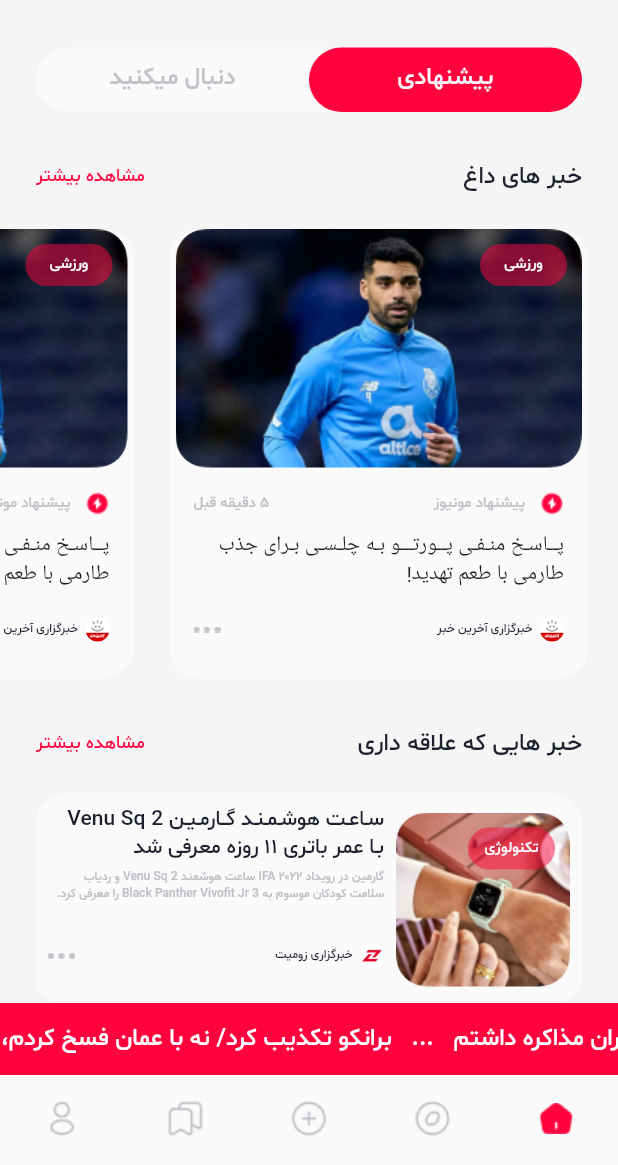
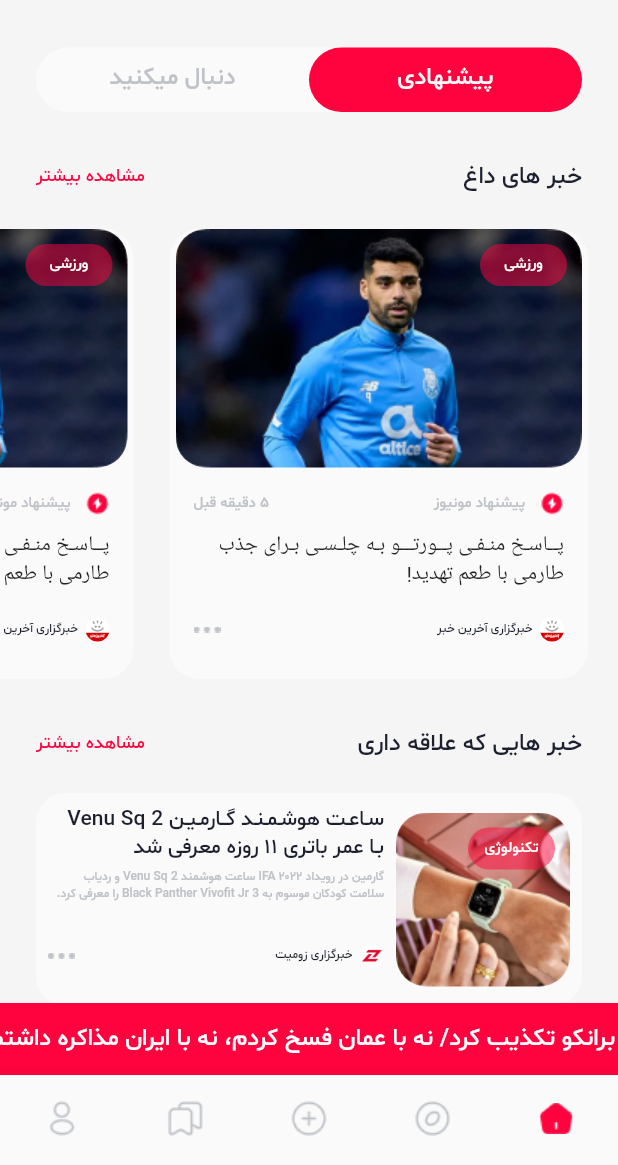
Before and after one commit to alirezabashi98/Monews, a Flutter app: the screen it shows after launch, on a phone screen of 412 x 824 dp, the part 71-1236 px from its top. Run offline on Flutter 3.47's test engine with Material 2 defaults, Android fonts, the light colour scheme and no system bars; missing offline and left inert: scroll_page_view.

Commit message:
end project

```diff
--- a/lib/screen/main_screen.dart
+++ b/lib/screen/main_screen.dart
@@ -21,7 +21,7 @@ class _MainScreenState extends State<MainScreen> {
     super.initState();
     Timer(Duration(milliseconds: 1200), () {
       _scrollController.animateTo(_scrollController.position.maxScrollExtent,
-          duration: Duration(milliseconds: 11000), curve: Curves.easeInOut);
+          duration: Duration(milliseconds: 35000), curve: Curves.easeInOut);
     });
   }
 
@@ -140,14 +140,8 @@ class _MainScreenState extends State<MainScreen> {
   List<Widget> _getLayoutPage() => [
         HomeScreen(),
         ExploreScreen(),
-        Container(
-          color: Colors.red,
-        ),
-        Container(
-          color: Colors.amber,
-        ),
-        Container(
-          color: Colors.blue,
-        ),
+        Container(color: Colors.red),
+        Container(color: Colors.amber),
+        Container(color: Colors.blue),
       ];
 }
--- a/lib/screen/show_news_screen.dart
+++ b/lib/screen/show_news_screen.dart
@@ -179,7 +179,7 @@ class ShowNewsScreen extends StatelessWidget {
                 ),
                 Expanded(
                   child: Container(
-                    margin: EdgeInsets.only(right: 24, left: 24, bottom: 15),
+                    margin: EdgeInsets.only(right: 24, left: 24),
                     child: Row(
                       children: [
                         Column(
```
